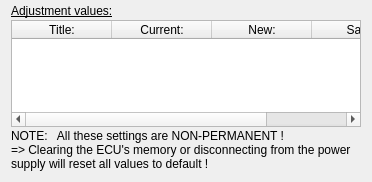
The window that ui/CUcontent_Adjustments.ui (Comer352L/FreeSSM) describes before a commit, drawn with Qt 5.
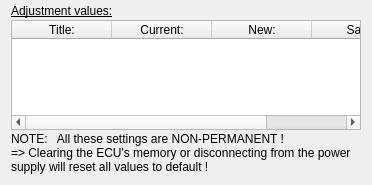
The same window after the commit.

Commit message: CUcontent_Adjustments.ui: add missing font size specification

Patch:
```diff
--- a/ui/CUcontent_Adjustments.ui
+++ b/ui/CUcontent_Adjustments.ui
@@ -6,8 +6,8 @@
    <rect>
     <x>0</x>
     <y>0</y>
-    <width>358</width>
-    <height>182</height>
+    <width>362</width>
+    <height>185</height>
    </rect>
   </property>
   <property name="sizePolicy">
@@ -22,6 +22,11 @@
     <height>0</height>
    </size>
   </property>
+  <property name="font">
+   <font>
+    <pointsize>9</pointsize>
+   </font>
+  </property>
   <property name="windowTitle">
    <string>Adjustments</string>
   </property>
```
